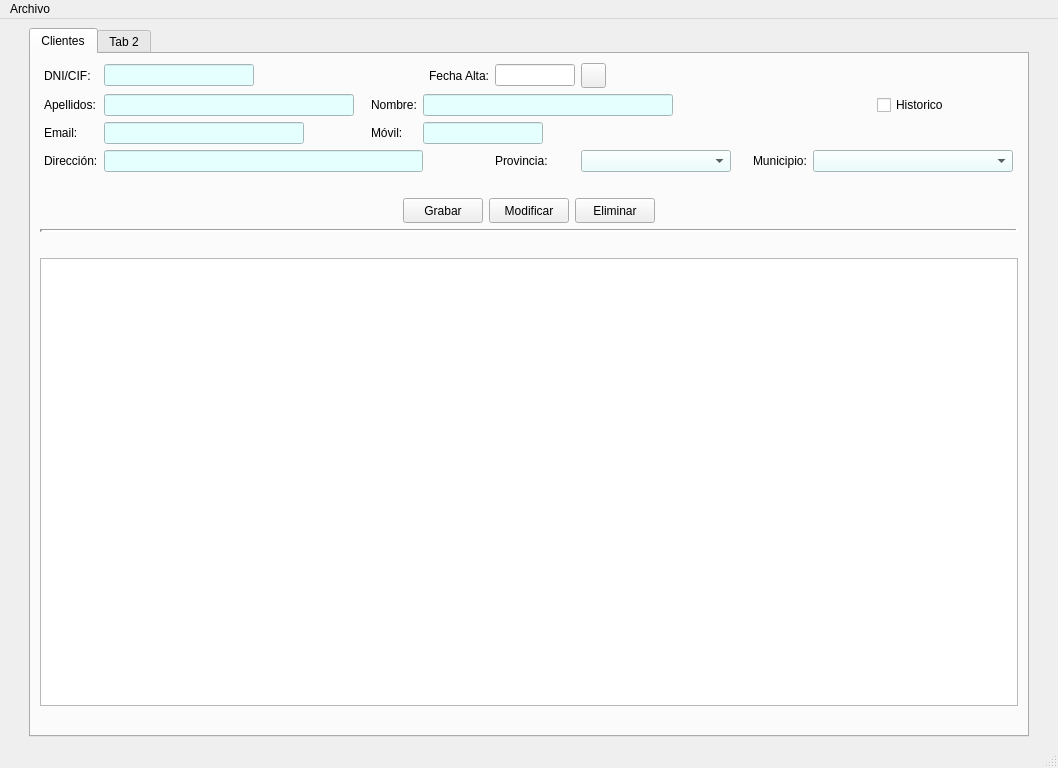
The window that templates/venPrincipal.ui (Semperz/ProyectoDI) describes before a commit, drawn with Qt 5.
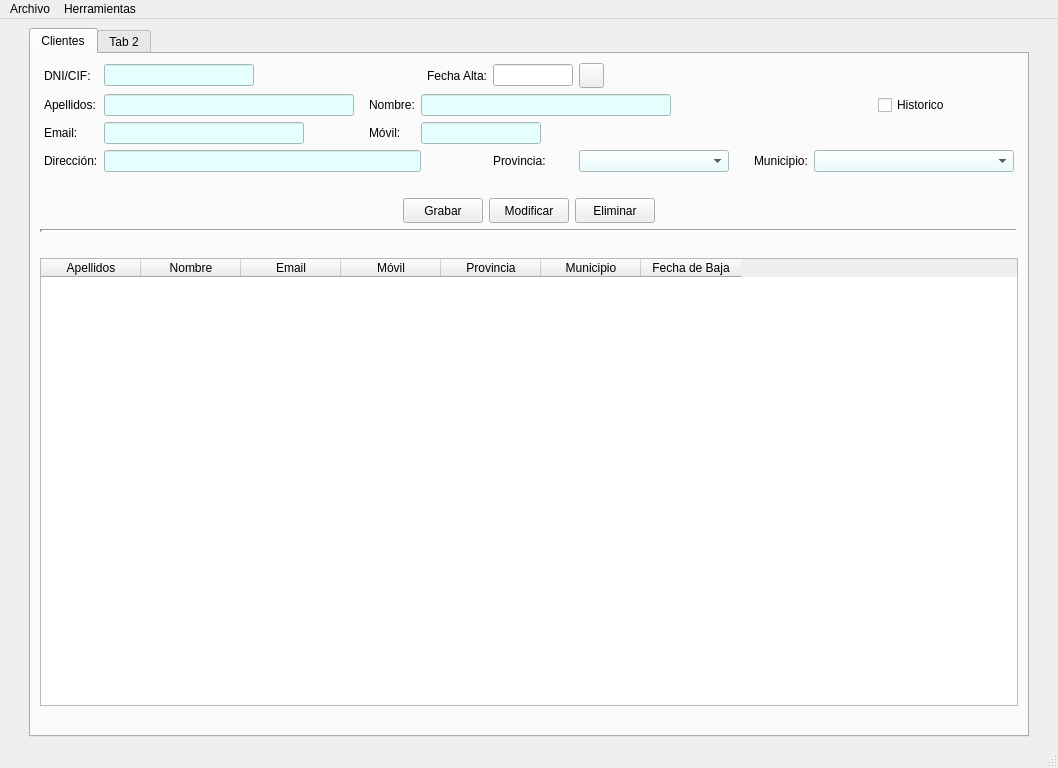
The same window after the commit. Icons and pictures are not drawn.

Commit message: feat(clientes.java): add clientes to table

The edit to the form file:
```diff
--- a/templates/venPrincipal.ui
+++ b/templates/venPrincipal.ui
@@ -35,7 +35,97 @@
         <string>Clientes</string>
        </attribute>
        <layout class="QGridLayout" name="gridLayout_3">
-        <item row="0" column="1">
+        <item row="1" column="0">
+         <widget class="Line" name="line">
+          <property name="frameShadow">
+           <enum>QFrame::Sunken</enum>
+          </property>
+          <property name="lineWidth">
+           <number>3</number>
+          </property>
+          <property name="orientation">
+           <enum>Qt::Horizontal</enum>
+          </property>
+         </widget>
+        </item>
+        <item row="2" column="0">
+         <spacer name="verticalSpacer_2">
+          <property name="orientation">
+           <enum>Qt::Vertical</enum>
+          </property>
+          <property name="sizeType">
+           <enum>QSizePolicy::Fixed</enum>
+          </property>
+          <property name="sizeHint" stdset="0">
+           <size>
+            <width>20</width>
+            <height>20</height>
+           </size>
+          </property>
+         </spacer>
+        </item>
+        <item row="4" column="0">
+         <spacer name="verticalSpacer_3">
+          <property name="orientation">
+           <enum>Qt::Vertical</enum>
+          </property>
+          <property name="sizeType">
+           <enum>QSizePolicy::Fixed</enum>
+          </property>
+          <property name="sizeHint" stdset="0">
+           <size>
+            <width>20</width>
+            <height>20</height>
+           </size>
+          </property>
+         </spacer>
+        </item>
+        <item row="3" column="0">
+         <widget class="QTableWidget" name="tabClientes">
+          <property name="selectionBehavior">
+           <enum>QAbstractItemView::SelectColumns</enum>
+          </property>
+          <attribute name="verticalHeaderVisible">
+           <bool>false</bool>
+          </attribute>
+          <column>
+           <property name="text">
+            <string>Apellidos</string>
+           </property>
+          </column>
+          <column>
+           <property name="text">
+            <string>Nombre</string>
+           </property>
+          </column>
+          <column>
+           <property name="text">
+            <string>Email</string>
+           </property>
+          </column>
+          <column>
+           <property name="text">
+            <string>Móvil</string>
+           </property>
+          </column>
+          <column>
+           <property name="text">
+            <string>Provincia</string>
+           </property>
+          </column>
+          <column>
+           <property name="text">
+            <string>Municipio</string>
+           </property>
+          </column>
+          <column>
+           <property name="text">
+            <string>Fecha de Baja</string>
+           </property>
+          </column>
+         </widget>
+        </item>
+        <item row="0" column="0">
          <layout class="QVBoxLayout" name="verticalLayout">
           <item>
            <layout class="QGridLayout" name="gridLayout">
@@ -408,6 +498,19 @@
               </property>
              </widget>
             </item>
+            <item row="3" column="9">
+             <spacer name="horizontalSpacer_13">
+              <property name="orientation">
+               <enum>Qt::Horizontal</enum>
+              </property>
+              <property name="sizeHint" stdset="0">
+               <size>
+                <width>40</width>
+                <height>20</height>
+               </size>
+              </property>
+             </spacer>
+            </item>
            </layout>
           </item>
           <item>
@@ -521,80 +624,6 @@
           </item>
          </layout>
         </item>
-        <item row="3" column="2">
-         <spacer name="horizontalSpacer_11">
-          <property name="orientation">
-           <enum>Qt::Horizontal</enum>
-          </property>
-          <property name="sizeHint" stdset="0">
-           <size>
-            <width>40</width>
-            <height>20</height>
-           </size>
-          </property>
-         </spacer>
-        </item>
-        <item row="2" column="1">
-         <spacer name="verticalSpacer_2">
-          <property name="orientation">
-           <enum>Qt::Vertical</enum>
-          </property>
-          <property name="sizeType">
-           <enum>QSizePolicy::Fixed</enum>
-          </property>
-          <property name="sizeHint" stdset="0">
-           <size>
-            <width>20</width>
-            <height>20</height>
-           </size>
-          </property>
-         </spacer>
-        </item>
-        <item row="1" column="1">
-         <widget class="Line" name="line">
-          <property name="frameShadow">
-           <enum>QFrame::Sunken</enum>
-          </property>
-          <property name="lineWidth">
-           <number>3</number>
-          </property>
-          <property name="orientation">
-           <enum>Qt::Horizontal</enum>
-          </property>
-         </widget>
-        </item>
-        <item row="3" column="1">
-         <widget class="QTableWidget" name="tabClientes"/>
-        </item>
-        <item row="3" column="0">
-         <spacer name="horizontalSpacer_10">
-          <property name="orientation">
-           <enum>Qt::Horizontal</enum>
-          </property>
-          <property name="sizeHint" stdset="0">
-           <size>
-            <width>40</width>
-            <height>20</height>
-           </size>
-          </property>
-         </spacer>
-        </item>
-        <item row="4" column="1">
-         <spacer name="verticalSpacer_3">
-          <property name="orientation">
-           <enum>Qt::Vertical</enum>
-          </property>
-          <property name="sizeType">
-           <enum>QSizePolicy::Fixed</enum>
-          </property>
-          <property name="sizeHint" stdset="0">
-           <size>
-            <width>20</width>
-            <height>20</height>
-           </size>
-          </property>
-         </spacer>
-        </item>
        </layout>
       </widget>
       <widget class="QWidget" name="tabConstruccion">
@@ -666,7 +695,15 @@
     </property>
     <addaction name="actSalir"/>
    </widget>
+   <widget class="QMenu" name="menuHerramientas">
+    <property name="title">
+     <string>Herramientas</string>
+    </property>
+    <addaction name="actionCrear_Backup"/>
+    <addaction name="actionRestaurar_Backup"/>
+   </widget>
    <addaction name="menuSalir"/>
+   <addaction name="menuHerramientas"/>
   </widget>
   <widget class="QStatusBar" name="statusbar"/>
   <action name="actionSalir">
```
Left out of the diff: 10 changed lines with no effect on the pictures. The commit also changes 7 other files.
